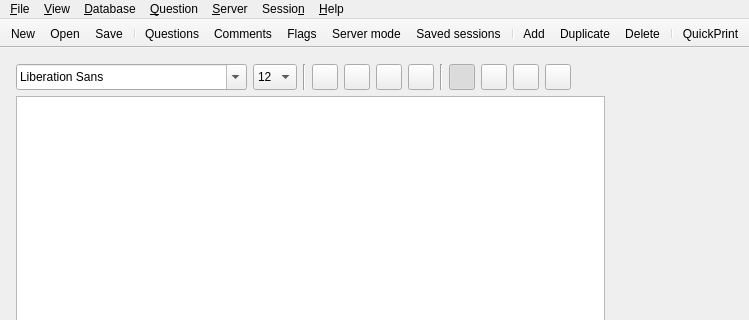
This is iTestServer/main_window_v2.ui in DmitryGoldobin/iTest_Qt-4.8 as Qt 5 draws it before an edit; both pictures show x 0 to 749 and y 0 to 320 of the 860 by 685 pixel window. The edited form follows.
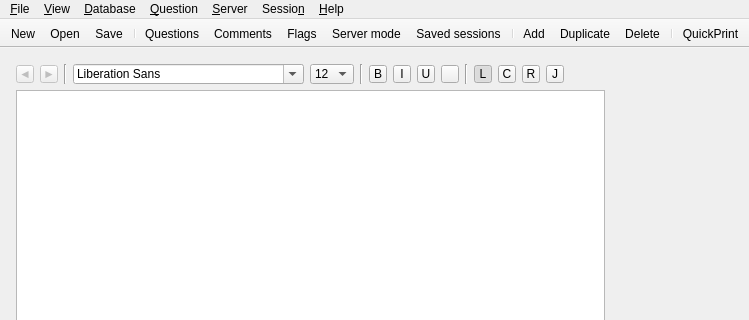
This is the edited form. The open tabs and pages were chosen to show the change. Icons and pictures are not drawn.

```diff
--- a/iTestServer/main_window_v2.ui
+++ b/iTestServer/main_window_v2.ui
@@ -1689,12 +1689,69 @@
          <property name="bottomMargin" >
           <number>0</number>
          </property>
+         <item>
+          <widget class="QToolButton" name="ECtbtnUndo" >
+           <property name="enabled" >
+            <bool>false</bool>
+           </property>
+           <property name="minimumSize" >
+            <size>
+             <width>18</width>
+             <height>18</height>
+            </size>
+           </property>
+           <property name="maximumSize" >
+            <size>
+             <width>18</width>
+             <height>18</height>
+            </size>
+           </property>
+           <property name="statusTip" >
+            <string>Undo</string>
+           </property>
+           <property name="text" >
+            <string>◄</string>
+           </property>
+          </widget>
+         </item>
+         <item>
+          <widget class="QToolButton" name="ECtbtnRedo" >
+           <property name="enabled" >
+            <bool>false</bool>
+           </property>
+           <property name="minimumSize" >
+            <size>
+             <width>18</width>
+             <height>18</height>
+            </size>
+           </property>
+           <property name="maximumSize" >
+            <size>
+             <width>18</width>
+             <height>18</height>
+            </size>
+           </property>
+           <property name="statusTip" >
+            <string>Redo</string>
+           </property>
+           <property name="text" >
+            <string>►</string>
+           </property>
+          </widget>
+         </item>
+         <item>
+          <widget class="Line" name="line_5" >
+           <property name="orientation" >
+            <enum>Qt::Vertical</enum>
+           </property>
+          </widget>
+         </item>
          <item>
           <widget class="QFontComboBox" name="ECfontComboBox" >
            <property name="minimumSize" >
             <size>
              <width>0</width>
-             <height>26</height>
+             <height>18</height>
             </size>
            </property>
            <property name="toolTip" >
@@ -1710,7 +1767,7 @@
            <property name="minimumSize" >
             <size>
              <width>0</width>
-             <height>26</height>
+             <height>18</height>
             </size>
            </property>
            <property name="toolTip" >
@@ -1770,7 +1827,7 @@
           </widget>
          </item>
          <item>
-          <widget class="Line" name="line_1" >
+          <widget class="Line" name="line_3" >
            <property name="orientation" >
             <enum>Qt::Vertical</enum>
            </property>
@@ -1780,14 +1837,14 @@
           <widget class="QToolButton" name="ECtbtnBold" >
            <property name="minimumSize" >
             <size>
-             <width>26</width>
-             <height>26</height>
+             <width>18</width>
+             <height>18</height>
             </size>
            </property>
            <property name="maximumSize" >
             <size>
-             <width>26</width>
-             <height>26</height>
+             <width>18</width>
+             <height>18</height>
             </size>
            </property>
            <property name="toolTip" >
@@ -1797,16 +1854,7 @@
             <string>Bold</string>
            </property>
            <property name="text" >
-            <string/>
-           </property>
-           <property name="icon" >
-            <iconset resource="resources.qrc" >:/images/images/textbold.png</iconset>
-           </property>
-           <property name="iconSize" >
-            <size>
-             <width>22</width>
-             <height>22</height>
-            </size>
+            <string>B</string>
            </property>
            <property name="checkable" >
             <bool>true</bool>
@@ -1817,14 +1865,14 @@
           <widget class="QToolButton" name="ECtbtnItalic" >
            <property name="minimumSize" >
             <size>
-             <width>26</width>
-             <height>26</height>
+             <width>18</width>
+             <height>18</height>
             </size>
            </property>
            <property name="maximumSize" >
             <size>
-             <width>26</width>
-             <height>26</height>
+             <width>18</width>
+             <height>18</height>
             </size>
            </property>
            <property name="toolTip" >
@@ -1834,16 +1882,7 @@
             <string>Italic</string>
            </property>
            <property name="text" >
-            <string/>
-           </property>
-           <property name="icon" >
-            <iconset resource="resources.qrc" >:/images/images/textitalic.png</iconset>
-           </property>
-           <property name="iconSize" >
-            <size>
-             <width>22</width>
-             <height>22</height>
-            </size>
+            <string>I</string>
            </property>
            <property name="checkable" >
             <bool>true</bool>
@@ -1854,14 +1893,14 @@
           <widget class="QToolButton" name="ECtbtnUnderlined" >
            <property name="minimumSize" >
             <size>
-             <width>26</width>
-             <height>26</height>
+             <width>18</width>
+             <height>18</height>
             </size>
            </property>
            <property name="maximumSize" >
             <size>
-             <width>26</width>
-             <height>26</height>
+             <width>18</width>
+             <height>18</height>
             </size>
            </property>
            <property name="toolTip" >
@@ -1871,16 +1910,7 @@
             <string>Underlined</string>
            </property>
            <property name="text" >
-            <string/>
-           </property>
-           <property name="icon" >
-            <iconset resource="resources.qrc" >:/images/images/textunder.png</iconset>
-           </property>
-           <property name="iconSize" >
-            <size>
-             <width>22</width>
-             <height>22</height>
-            </size>
+            <string>U</string>
            </property>
            <property name="checkable" >
             <bool>true</bool>
@@ -1891,14 +1921,14 @@
           <widget class="QToolButton" name="ECtbtnColour" >
            <property name="minimumSize" >
             <size>
-             <width>26</width>
-             <height>26</height>
+             <width>18</width>
+             <height>18</height>
             </size>
            </property>
            <property name="maximumSize" >
             <size>
-             <width>26</width>
-             <height>26</height>
+             <width>18</width>
+             <height>18</height>
             </size>
            </property>
            <property name="toolTip" >
@@ -1910,19 +1940,13 @@
            <property name="text" >
             <string/>
            </property>
-           <property name="iconSize" >
-            <size>
-             <width>22</width>
-             <height>22</height>
-            </size>
-           </property>
            <property name="checkable" >
             <bool>false</bool>
            </property>
           </widget>
          </item>
          <item>
-          <widget class="Line" name="line_3" >
+          <widget class="Line" name="line_6" >
            <property name="orientation" >
             <enum>Qt::Vertical</enum>
            </property>
@@ -1932,14 +1956,14 @@
           <widget class="QToolButton" name="ECtbtnAlignLeft" >
            <property name="minimumSize" >
             <size>
-             <width>26</width>
-             <height>26</height>
+             <width>18</width>
+             <height>18</height>
             </size>
            </property>
            <property name="maximumSize" >
             <size>
-             <width>26</width>
-             <height>26</height>
+             <width>18</width>
+             <height>18</height>
             </size>
            </property>
            <property name="toolTip" >
@@ -1949,16 +1973,7 @@
             <string>Align left</string>
            </property>
            <property name="text" >
-            <string/>
-           </property>
-           <property name="icon" >
-            <iconset resource="resources.qrc" >:/images/images/textleft.png</iconset>
-           </property>
-           <property name="iconSize" >
-            <size>
-             <width>20</width>
-             <height>20</height>
-            </size>
+            <string>L</string>
            </property>
            <property name="checkable" >
             <bool>true</bool>
@@ -1972,14 +1987,14 @@
           <widget class="QToolButton" name="ECtbtnAlignCentre" >
            <property name="minimumSize" >
             <size>
-             <width>26</width>
-             <height>26</height>
+             <width>18</width>
+             <height>18</height>
             </size>
            </property>
            <property name="maximumSize" >
             <size>
-             <width>26</width>
-             <height>26</height>
+             <width>18</width>
+             <height>18</height>
             </size>
            </property>
            <property name="toolTip" >
@@ -1989,16 +2004,7 @@
             <string>Align centre</string>
            </property>
            <property name="text" >
-            <string/>
-           </property>
-           <property name="icon" >
-            <iconset resource="resources.qrc" >:/images/images/textcenter.png</iconset>
-           </property>
-           <property name="iconSize" >
-            <size>
-             <width>20</width>
-             <height>20</height>
-            </size>
+            <string>C</string>
            </property>
            <property name="checkable" >
             <bool>true</bool>
@@ -2012,14 +2018,14 @@
           <widget class="QToolButton" name="ECtbtnAlignRight" >
            <property name="minimumSize" >
             <size>
-             <width>26</width>
-             <height>26</height>
+             <width>18</width>
+             <height>18</height>
             </size>
            </property>
            <property name="maximumSize" >
             <size>
-             <width>26</width>
-             <height>26</height>
+             <width>18</width>
+             <height>18</height>
             </size>
            </property>
            <property name="toolTip" >
@@ -2029,16 +2035,7 @@
             <string>Align right</string>
            </property>
            <property name="text" >
-            <string/>
-           </property>
-           <property name="icon" >
-            <iconset resource="resources.qrc" >:/images/images/textright.png</iconset>
-           </property>
-           <property name="iconSize" >
-            <size>
-             <width>20</width>
-             <height>20</height>
-            </size>
+            <string>R</string>
            </property>
            <property name="checkable" >
             <bool>true</bool>
@@ -2052,14 +2049,14 @@
           <widget class="QToolButton" name="ECtbtnAlignJustify" >
            <property name="minimumSize" >
             <size>
-             <width>26</width>
-             <height>26</height>
+             <width>18</width>
+             <height>18</height>
             </size>
            </property>
            <property name="maximumSize" >
             <size>
-             <width>26</width>
-             <height>26</height>
+             <width>18</width>
+             <height>18</height>
             </size>
            </property>
            <property name="toolTip" >
@@ -2069,16 +2066,7 @@
             <string>Justify</string>
            </property>
            <property name="text" >
-            <string/>
-           </property>
-           <property name="icon" >
-            <iconset resource="resources.qrc" >:/images/images/textjustify.png</iconset>
-           </property>
-           <property name="iconSize" >
-            <size>
-             <width>20</width>
-             <height>20</height>
-            </size>
+            <string>J</string>
            </property>
            <property name="checkable" >
             <bool>true</bool>
```
Left out of the diff: 523 changed lines with no effect on the pictures. Lines whose indentation alone changed are shown as unchanged.
